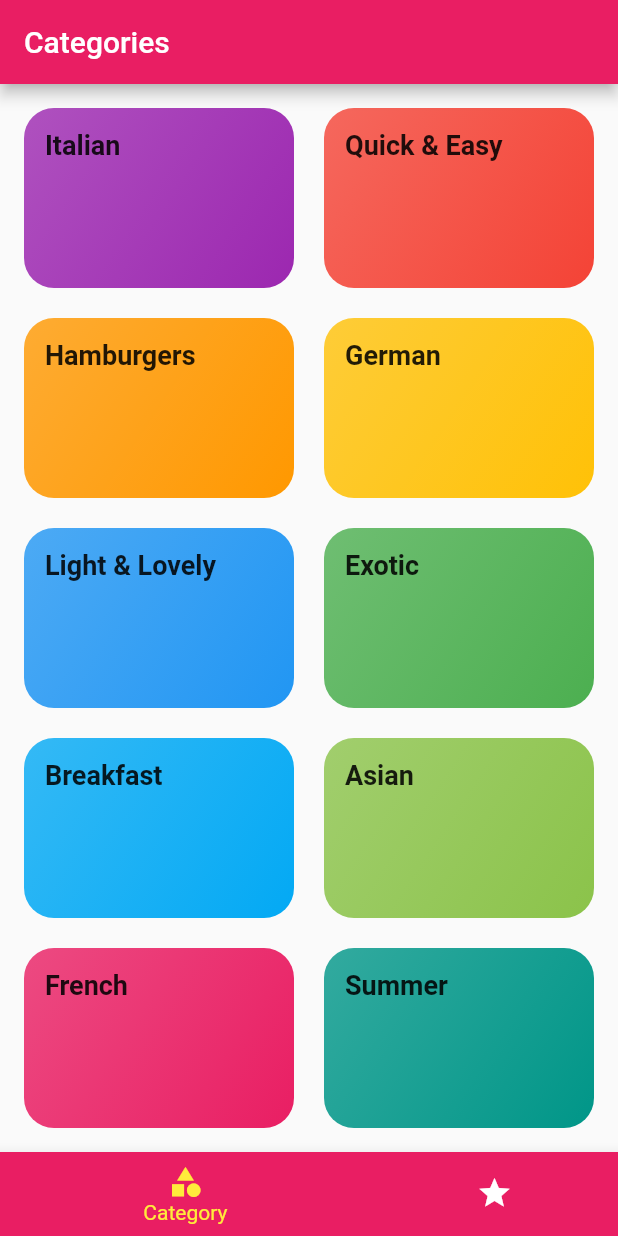
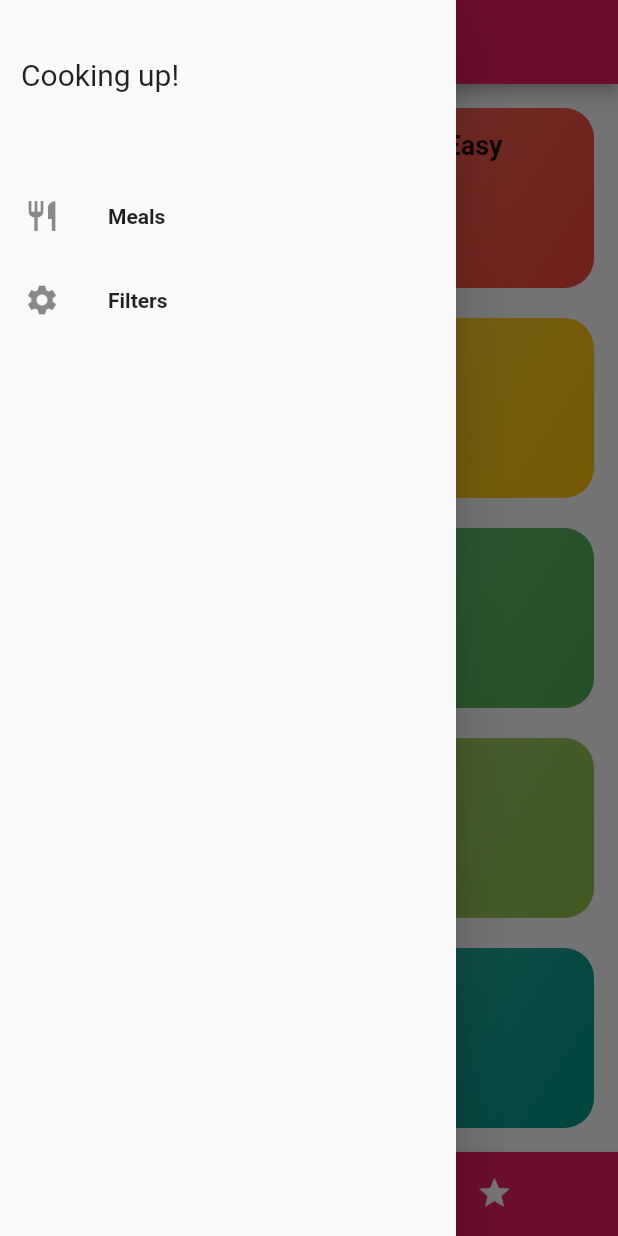
Before and after one commit to mydigita/flutter-recipe-app, a Flutter app: the screen it shows after launch, with the side drawer open (before the commit the screen has no drawer), on a phone screen of 412 x 824 dp. Run offline on Flutter 3.47's test engine with Material 2 defaults, Android fonts, the phone set to English and light mode, and no system bars.

Commit message:
flutter Drawer and pushReplacementNamed

```diff
--- a/lib/main.dart
+++ b/lib/main.dart
@@ -1,4 +1,5 @@
 import 'package:flutter/material.dart';
+import '../screens/filter_screen.dart';
 import './screens/tabs_screen.dart';
 import './screens/meal_detail_screen.dart';
 import './screens/category_meals_screen.dart';
@@ -21,6 +22,7 @@ class MyApp extends StatelessWidget {
         '/': (context) => const TabScreen(),
         CategoryMealsScreen.routeName: (context) => const CategoryMealsScreen(),
         MealDetailScreen.routeName: (context) => const MealDetailScreen(),
+        FilterScreen.routeName: (context) => const FilterScreen(),
       },
       onGenerateRoute: (settings) {
         return MaterialPageRoute(builder: (ctx) => const CategoriesScreen());
--- a/lib/screens/tabs_screen.dart
+++ b/lib/screens/tabs_screen.dart
@@ -1,4 +1,5 @@
 import 'package:flutter/material.dart';
+import '../widgets/main_drawer.dart';
 import '../screens/categories_screen.dart';
 import '../screens/favorite_screen.dart';
 
@@ -33,6 +34,7 @@ class _TabScreenState extends State<TabScreen> {
       appBar: AppBar(
         title: Text(_pages[_selectedPageIndex]['title']),
       ),
+      drawer: const MainDrawer(),
       body: _pages[_selectedPageIndex]['page'],
       bottomNavigationBar: BottomNavigationBar(
         onTap: _selectPage,
--- /dev/null
+++ b/lib/widgets/main_drawer.dart
@@ -0,0 +1,56 @@
+import 'package:flutter/material.dart';
+import '../screens/filter_screen.dart';
+
+class MainDrawer extends StatelessWidget {
+  Widget buildListTile(String title, IconData icon, VoidCallback tapHandler) {
+    return ListTile(
+      leading: Icon(
+        icon,
+        size: 24,
+      ),
+      title: Text(
+        title,
+        style: const TextStyle(fontWeight: FontWeight.bold),
+      ),
+      onTap: tapHandler,
+    );
+  }
+
+  const MainDrawer({super.key});
+
+  @override
+  Widget build(BuildContext context) {
+    return Drawer(
+      child: Column(
+        children: [
+          Container(
+            height: 100,
+            width: double.infinity,
+            padding: const EdgeInsets.all(14),
+            alignment: Alignment.centerLeft,
+            child: const Text(
+              'Cooking up!',
+              style: TextStyle(fontSize: 20),
+            ),
+          ),
+          const SizedBox(height: 16),
+          buildListTile(
+            'Meals',
+            Icons.restaurant,
+            () {
+              Navigator.of(context).pushReplacementNamed('/');
+            },
+          ),
+          buildListTile(
+            'Filters',
+            Icons.settings,
+            () {
+              Navigator.of(context)
+                  .pushReplacementNamed(FilterScreen.routeName);
+            },
+          ),
+        ],
+      ),
+    );
+  }
+}
```
Also changed, not shown: lib/screens/filter_screen.dart (added, +21 -0 lines).
